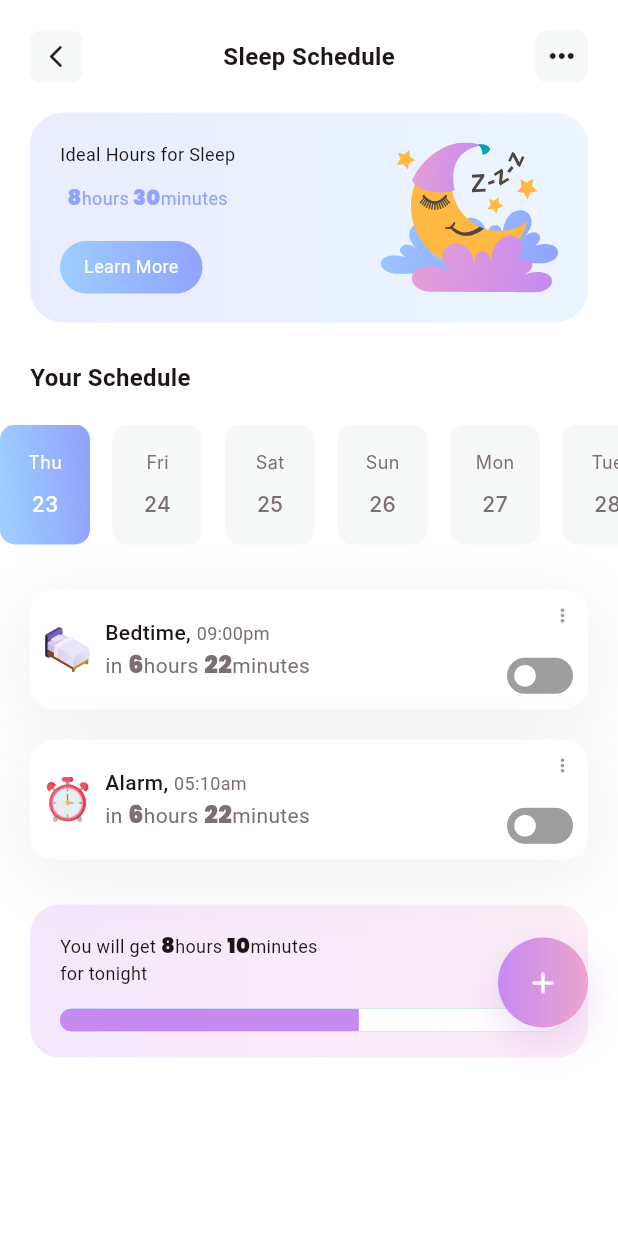
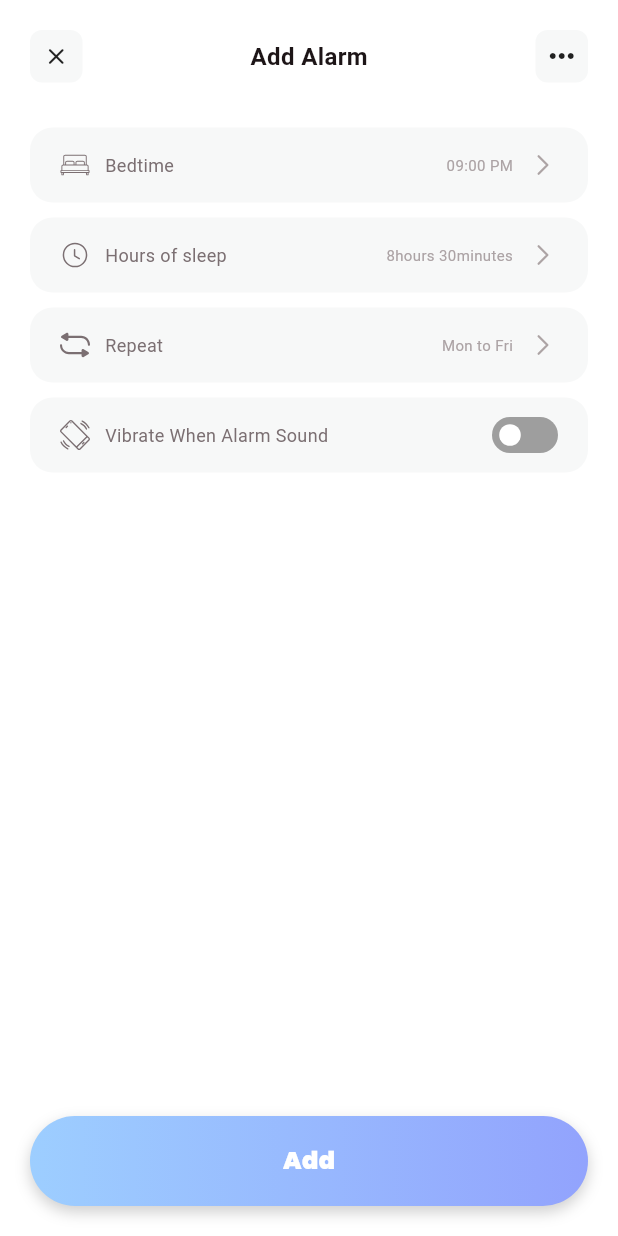
Before and after one commit to MGMSA6/Fitnest_X, a Flutter app: the screen it shows after launch, on a phone screen of 412 x 824 dp. Run offline on Flutter 3.47's test engine with Material 3 defaults, Android fonts, the light colour scheme and no system bars; our stand-ins replace calendar_view, cloud_firestore, firebase_auth, firebase_core, flutter_svg, google_sign_in and 2 more; missing offline and left inert: dart:ffi, the_apple_sign_in; accounts and stored records are empty; Roboto replaces fonts that are missing (Inter).

Commit message:
Complted Add Alarm Screen

```diff
--- a/lib/main.dart
+++ b/lib/main.dart
@@ -20,7 +20,7 @@ class FitnestX extends StatelessWidget {
       themeMode: ThemeMode.light,
       theme: ThemeData(primarySwatch: Colors.deepPurple),
       darkTheme: ThemeData(brightness: Brightness.dark),
-      initialRoute: RouteNames.sleepSchedule,
+      initialRoute: RouteNames.addAlarm,
       onGenerateRoute: Routes.generateRoute,
     );
   }
--- a/lib/utils/routes/route_names.dart
+++ b/lib/utils/routes/route_names.dart
@@ -23,6 +23,7 @@ class RouteNames {
   static const String mealSchedule = "MealSchedule";
   static const String sleepTrack = "SleepTrack";
   static const String sleepSchedule = "SleepSchedule";
+  static const String addAlarm = "AddAlarm";
   static const String cal = "Cal";
   static const String workout = "Workout";
   static const String mealDetails = "MealDetails";
--- a/lib/utils/routes/routes.dart
+++ b/lib/utils/routes/routes.dart
@@ -12,6 +12,7 @@ import 'package:fitnest_x/view/onboarding/Notifications.dart';
 import 'package:fitnest_x/view/onboarding/Welcome.dart';
 
 import 'package:fitnest_x/utils/routes/route_names.dart';
+import 'package:fitnest_x/view/sleep_tracker/add_alarm.dart';
 import 'package:fitnest_x/view/sleep_tracker/sleep_schedule.dart';
 import 'package:fitnest_x/view/sleep_tracker/sleep_track.dart';
 import 'package:flutter/material.dart';
@@ -103,6 +104,9 @@ class Routes {
       case RouteNames.sleepSchedule:
         return MaterialPageRoute(
             builder: (BuildContext context) => const SleepSchedule());
+      case RouteNames.addAlarm:
+        return MaterialPageRoute(
+            builder: (BuildContext context) => const AddAlarm());
       // case RouteNames.mealDetails:
       //   return MaterialPageRoute(builder: (BuildContext context) => const MealDetails(trainingTarget: trainingTarget));
       case RouteNames.cal:
--- a/lib/view/meal_planner/meal_schedule.dart
+++ b/lib/view/meal_planner/meal_schedule.dart
@@ -397,8 +397,8 @@ class _MealScheduleState extends State<MealSchedule> {
               ),
             ),
             Positioned(
-              right: 20,
-              bottom: 20,
+              right: 10,
+              bottom: 0,
               child: Container(
                 height: 60,
                 width: 60,
--- /dev/null
+++ b/lib/view/sleep_tracker/add_alarm.dart
@@ -0,0 +1,375 @@
+import 'package:flutter/cupertino.dart';
+import 'package:flutter/material.dart';
+import 'package:flutter_svg/svg.dart';
+
+import '../../res/components/GradientSwitch.dart';
+import '../../utils/DateUtil.dart';
+import '../../res/components/TimePicker.dart';
+import '../../res/colors.dart';
+
+class AddAlarm extends StatefulWidget {
+  const AddAlarm({super.key});
+
+  @override
+  State<AddAlarm> createState() => _AddAlarmState();
+}
+
+class _AddAlarmState extends State<AddAlarm> {
+  DateTime selectedDate = DateTime.now();
+
+  @override
+  Widget build(BuildContext context) {
+    return Scaffold(
+      backgroundColor: Colors.white,
+      body: SafeArea(
+        child: Stack(
+          children: [
+            Padding(
+              padding: const EdgeInsets.only(left: 20, right: 20),
+              child: Column(
+                crossAxisAlignment: CrossAxisAlignment.start,
+                children: [
+                  const SizedBox(
+                    height: 20,
+                  ),
+                  Row(
+                    mainAxisAlignment: MainAxisAlignment.spaceBetween,
+                    children: [
+                      Container(
+                        height: 35,
+                        width: 35,
+                        decoration: BoxDecoration(
+                          borderRadius: BorderRadius.circular(8),
+                          color: const Color(0xFFF7F8F8),
+                        ),
+                        child: Material(
+                          color: Colors.transparent,
+                          child: InkWell(
+                            borderRadius: BorderRadius.circular(8),
+                            onTap: () {
+                              Navigator.pop(context);
+                            },
+                            child: const Icon(
+                              Icons.close_rounded,
+                              size: 18,
+                            ),
+                          ),
+                        ),
+                      ),
+                      Text(
+                        'Add Alarm',
+                        style: TextStyle(
+                          color: Color(0xFF1D1517),
+                          fontSize: 16,
+                          fontWeight: FontWeight.w700,
+                        ),
+                      ),
+                      Container(
+                        height: 35,
+                        width: 35,
+                        decoration: BoxDecoration(
+                          borderRadius: BorderRadius.circular(8),
+                          color: Color(0xFFF7F8F8),
+                        ),
+                        child: Material(
+                          color: Colors.transparent,
+                          child: InkWell(
+                            borderRadius: BorderRadius.circular(8),
+                            onTap: () {},
+                            child: Icon(Icons.more_horiz),
+                          ),
+                        ),
+                      ),
+                    ],
+                  ),
+                  const SizedBox(
+                    height: 30,
+                  ),
+                  Container(
+                    height: 50,
+                    decoration: BoxDecoration(
+                      color: Color(0xFFF7F8F8),
+                      borderRadius: BorderRadius.circular(15),
+                    ),
+                    child: Material(
+                      color: Colors.transparent,
+                      child: InkWell(
+                        onTap: () {},
+                        borderRadius: BorderRadius.circular(15),
+                        child: Padding(
+                          padding: const EdgeInsets.symmetric(horizontal: 20),
+                          child: Row(
+                            mainAxisAlignment: MainAxisAlignment.spaceBetween,
+                            children: [
+                              Row(
+                                children: [
+                                  SvgPicture.asset("assets/images/bed2.svg"),
+                                  SizedBox(
+                                    width: 10,
+                                  ),
+                                  Text(
+                                    'Bedtime',
+                                    style: TextStyle(
+                                      color: Color(0xFF7B6F72),
+                                      fontSize: 12,
+                                      fontWeight: FontWeight.w400,
+                                    ),
+                                  ),
+                                ],
+                              ),
+                              Row(
+                                children: [
+                                  Text(
+                                    '09:00 PM',
+                                    style: TextStyle(
+                                      color: Color(0xFFACA3A5),
+                                      fontSize: 10,
+                                      fontWeight: FontWeight.w400,
+                                    ),
+                                  ),
+                                  SizedBox(
+                                    width: 10,
+                                  ),
+                                  SvgPicture.asset(
+                                      "assets/images/icon_arrow.svg")
+                                ],
+                              )
+                            ],
+                          ),
+                        ),
+                      ),
+                    ),
+                  ),
+                  SizedBox(
+                    height: 10,
+                  ),
+                  Container(
+                    height: 50,
+                    decoration: BoxDecoration(
+                      color: Color(0xFFF7F8F8),
+                      borderRadius: BorderRadius.circular(15),
+                    ),
+                    child: Material(
+                      color: Colors.transparent,
+                      child: InkWell(
+                        onTap: () {},
+                        borderRadius: BorderRadius.circular(15),
+                        child: Padding(
+                          padding: const EdgeInsets.symmetric(horizontal: 20),
+                          child: Row(
+                            mainAxisAlignment: MainAxisAlignment.spaceBetween,
+                            children: [
+                              Row(
+                                children: [
+                                  SvgPicture.asset("assets/images/time.svg"),
+                                  SizedBox(
+                                    width: 10,
+                                  ),
+                                  Text(
+                                    'Hours of sleep',
+                                    style: TextStyle(
+                                      color: Color(0xFF7B6F72),
+                                      fontSize: 12,
+                                      fontWeight: FontWeight.w400,
+                                    ),
+                                  ),
+                                ],
+                              ),
+                              Row(
+                                children: [
+                                  Text(
+                                    '8hours 30minutes',
+                                    textAlign: TextAlign.right,
+                                    style: TextStyle(
+                                      color: Color(0xFFACA3A5),
+                                      fontSize: 10,
+                                      fontWeight: FontWeight.w400,
+                                    ),
+                                  ),
+                                  SizedBox(
+                                    width: 10,
+                                  ),
+                                  SvgPicture.asset(
+                                      "assets/images/icon_arrow.svg")
+                                ],
+                              )
+                            ],
+                          ),
+                        ),
+                      ),
+                    ),
+                  ),
+                  SizedBox(
+                    height: 10,
+                  ),
+                  Container(
+                    height: 50,
+                    decoration: BoxDecoration(
+                      color: Color(0xFFF7F8F8),
+                      borderRadius: BorderRadius.circular(15),
+                    ),
+                    child: Material(
+                      color: Colors.transparent,
+                      child: InkWell(
+                        onTap: () {},
+                        borderRadius: BorderRadius.circular(15),
+                        child: Padding(
+                          padding: const EdgeInsets.symmetric(horizontal: 20),
+                          child: Row(
+                            mainAxisAlignment: MainAxisAlignment.spaceBetween,
+                            children: [
+                              Row(
+                                children: [
+                                  SvgPicture.asset("assets/images/repeat.svg"),
+                                  SizedBox(
+                                    width: 10,
+                                  ),
+                                  Text(
+                                    'Repeat',
+                                    style: TextStyle(
+                                      color: Color(0xFF7B6F72),
+                                      fontSize: 12,
+                                      fontWeight: FontWeight.w400,
+                                    ),
+                                  ),
+                                ],
+                              ),
+                              Row(
+                                children: [
+                                  Text(
+                                    'Mon to Fri',
+                                    style: TextStyle(
+                                      color: Color(0xFFACA3A5),
+                                      fontSize: 10,
+                                      fontWeight: FontWeight.w400,
+                                    ),
+                                  ),
+                                  SizedBox(
+                                    width: 10,
+                                  ),
+                                  SvgPicture.asset(
+                                      "assets/images/icon_arrow.svg")
+                                ],
+                              )
+                            ],
+                          ),
+                        ),
+                      ),
+                    ),
+                  ),
+                  SizedBox(
+                    height: 10,
+                  ),
+                  Container(
+                    height: 50,
+                    decoration: BoxDecoration(
+                      color: Color(0xFFF7F8F8),
+                      borderRadius: BorderRadius.circular(15),
+                    ),
+                    child: Padding(
+                      padding: const EdgeInsets.symmetric(horizontal: 20),
+                      child: Row(
+                        mainAxisAlignment: MainAxisAlignment.spaceBetween,
+                        children: [
+                          Row(
+                            children: [
+                              SvgPicture.asset("assets/images/vibrate.svg"),
+                              SizedBox(
+                                width: 10,
+                              ),
+                              Text(
+                                'Vibrate When Alarm Sound',
+                                style: TextStyle(
+                                  color: Color(0xFF7B6F72),
+                                  fontSize: 12,
+                                  fontWeight: FontWeight.w400,
+                                ),
+                              ),
+                            ],
+                          ),
+                          GradientSwitch(
+                            width: 44,
+                            height: 24,
+                            onChanged: (value) {},
+                          )
+                        ],
+                      ),
+                    ),
+                  ),
+                ],
+              ),
+            ),
+            Positioned(
+              bottom: 20,
+              left: 20,
+              right: 20,
+              child: Container(
+                decoration: BoxDecoration(
+                  borderRadius: BorderRadius.circular(30),
+                  gradient: AppColor.buttonColors,
+                  boxShadow: [
+                    BoxShadow(
+                      color: Colors.grey.withOpacity(0.5),
+                      spreadRadius: 0,
+                      blurRadius: 8,
+                      offset: const Offset(
+                          0, 4), // changes the position of the shadow
+                    ),
+                  ],
+                ),
+                child: Material(
+                  color: Colors.transparent,
+                  child: InkWell(
+                    borderRadius: BorderRadius.circular(30),
+                    onTap: () {},
+                    child: const SizedBox(
+                      height: 60,
+                      child: Row(
+                        mainAxisAlignment: MainAxisAlignment.center,
+                        children: [
+                          Text(
+                            "Add",
+                            style: TextStyle(
+                                fontSize: 16,
+                                fontWeight: FontWeight.w700,
+                                fontFamily: 'Poppins',
+                                color: Colors.white),
+                          ),
+                        ],
+                      ),
+                    ),
+                  ),
+                ),
+              ),
+            ),
+          ],
+        ),
+      ),
+    );
+  }
+
+  void showDatePickerModal(BuildContext context) {
+    showCupertinoModalPopup(
+      context: context,
+      builder: (BuildContext builderContext) {
+        return Container(
+          height: 300.0,
+          decoration: const BoxDecoration(
+            borderRadius: BorderRadius.only(
+                topLeft: Radius.circular(40), topRight: Radius.circular(40)),
+            color: Colors.white,
+          ),
+          child: CupertinoDatePicker(
+            mode: CupertinoDatePickerMode.date,
+            initialDateTime: selectedDate,
+            onDateTimeChanged: (DateTime newDateTime) {
+              setState(() {
+                selectedDate = newDateTime;
+              });
+            },
+          ),
+        );
+      },
+    );
+  }
+}
--- a/lib/view/sleep_tracker/sleep_schedule.dart
+++ b/lib/view/sleep_tracker/sleep_schedule.dart
@@ -458,12 +458,15 @@ class _SleepScheduleState extends State<SleepSchedule> {
                         ],
                       ),
                     ),
-                  )
+                  ),
+                  SizedBox(
+                    height: 30,
+                  ),
                 ],
               ),
               Positioned(
                 right: 20,
-                bottom: 20,
+                bottom: 0,
                 child: Container(
                   height: 60,
                   width: 60,
--- a/lib/view/sleep_tracker/sleep_track.dart
+++ b/lib/view/sleep_tracker/sleep_track.dart
@@ -1,4 +1,5 @@
 import 'package:fitnest_x/res/colors.dart';
+import 'package:fitnest_x/utils/routes/route_names.dart';
 import 'package:flutter/material.dart';
 import 'package:flutter_svg/flutter_svg.dart';
 import 'package:syncfusion_flutter_charts/charts.dart';
@@ -239,7 +240,9 @@ class _SleepTrackState extends State<SleepTrack> {
                             color: Colors.transparent,
                             child: InkWell(
                               borderRadius: BorderRadius.circular(55),
-                              onTap: () {},
+                              onTap: () {
+                                Navigator.pushNamed(context, RouteNames.sleepSchedule);
+                              },
                               child: const Center(
                                 child: Text(
                                   'Check',
```
Also changed, not shown: assets/images/bed2.svg (added), assets/images/repeat.svg (added), assets/images/time.svg (added), assets/images/vibrate.svg (added).
